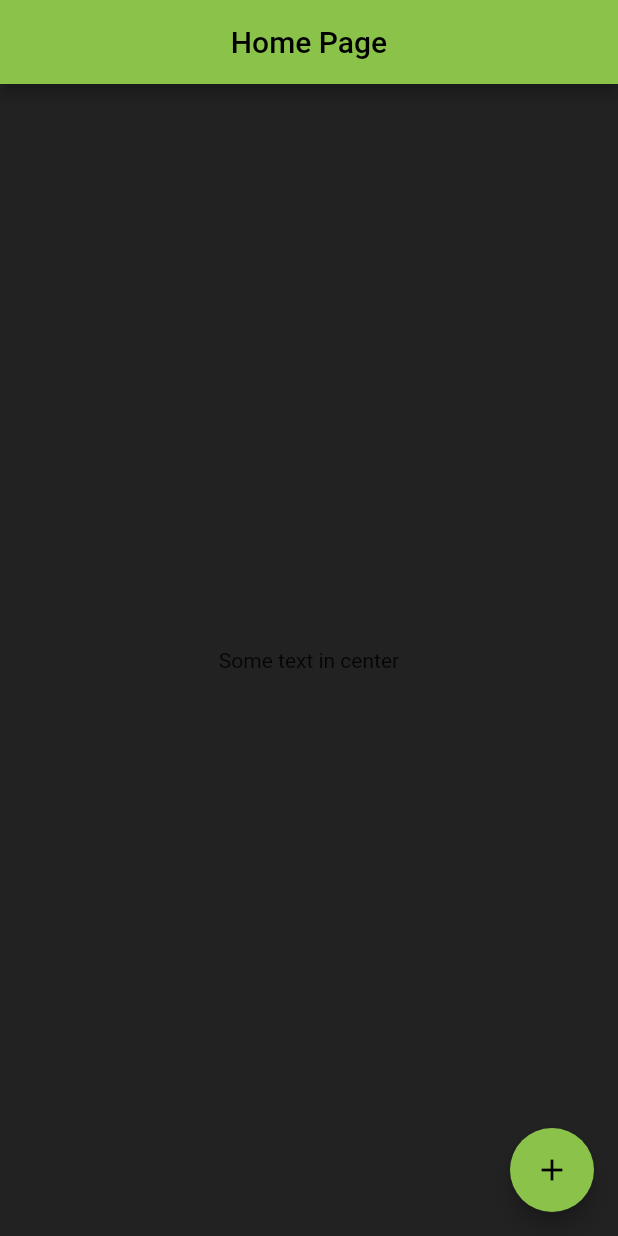
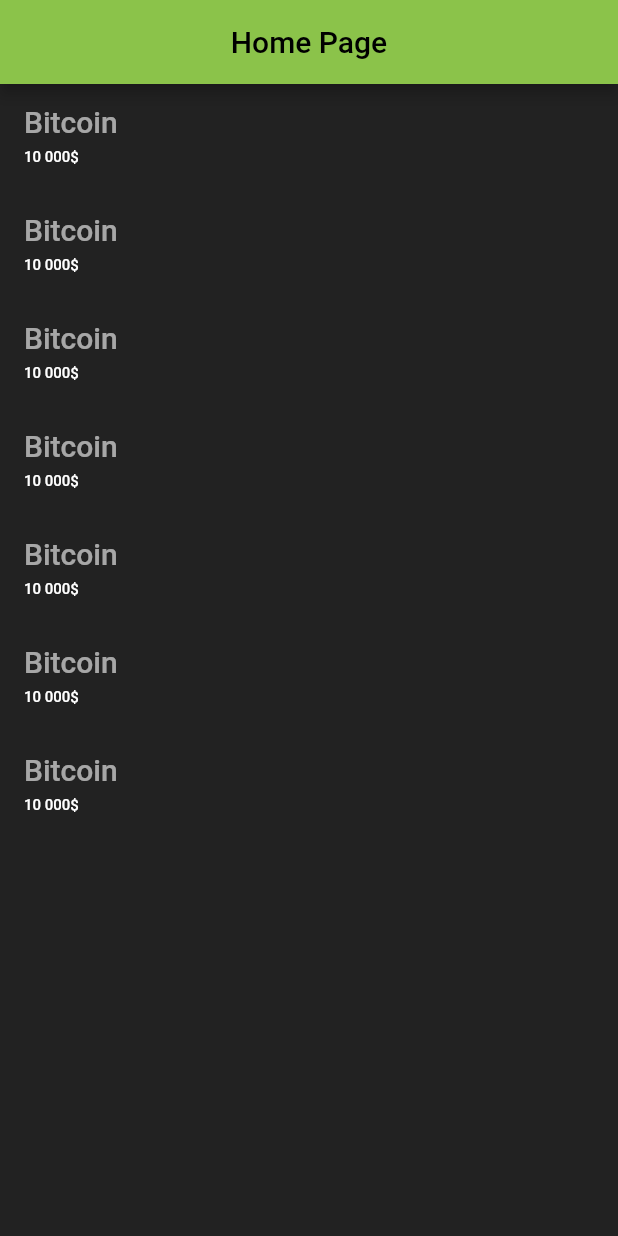
Before and after one commit to JulieBenchuk/flutter_app, a Flutter app: the screen it shows after launch, on a phone screen of 412 x 824 dp. Run offline on Flutter 3.47's test engine with Material 2 defaults, Android fonts, the phone set to English and light mode, and no system bars.

Commit message:
feat: added text theme

```diff
--- a/lib/main.dart
+++ b/lib/main.dart
@@ -14,6 +14,10 @@ class CryptoCurrencyListAPP extends StatelessWidget {
       theme: ThemeData(
         scaffoldBackgroundColor: Colors.black87,
         primarySwatch: Colors.lightGreen,
+        textTheme: const TextTheme(
+          bodyMedium: TextStyle(color: Colors.white60, fontWeight: FontWeight.w500, fontSize: 20),
+          bodySmall: TextStyle(color: Colors.white, fontWeight: FontWeight.w500, fontSize: 10),
+        )
       ),
       home: const MyHomePage(),
     );
@@ -35,22 +39,14 @@ class _MyHomePageState extends State<MyHomePage> {
           title: const Center(
               child: Text(
             "Home Page",
-          textAlign: TextAlign.center,
-          textDirection: TextDirection.ltr,
           )),
         ),
-      body: const Center(
-        child: Column(
-          mainAxisAlignment: MainAxisAlignment.center,
-          children: <Widget>[
-            Text("Some text in center"),
-          ],
+        body: ListView.builder(
+          itemCount: 7,
+          itemBuilder: (context, i) => ListTile(
+            title: Text('Bitcoin', style: Theme.of(context).textTheme.bodyMedium),
+            subtitle: Text('10 000\$', style: Theme.of(context).textTheme.bodySmall,),
           ),
-      ),
-      floatingActionButton: FloatingActionButton(
-        onPressed: () {},
-        child: const Icon(Icons.add),
-      ),
-    );
+        ));
   }
 }
```
Lines whose indentation alone changed are shown as unchanged.
